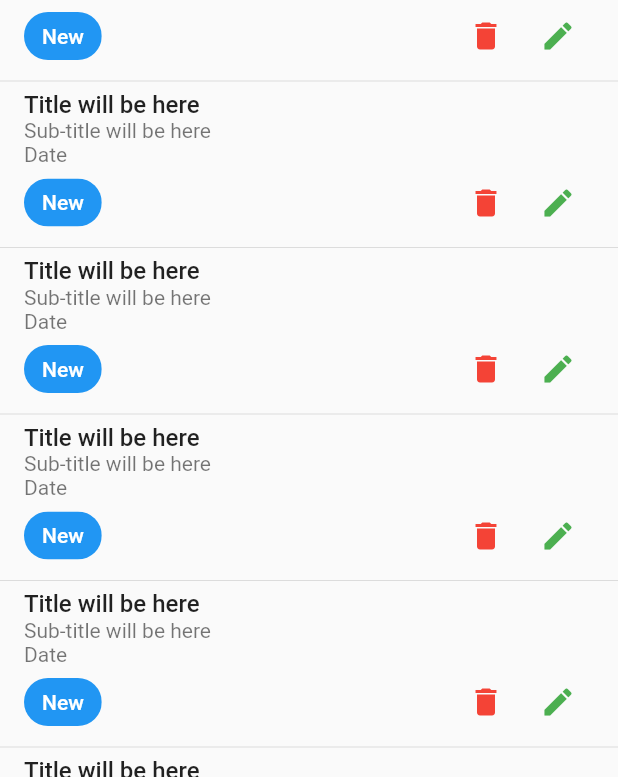
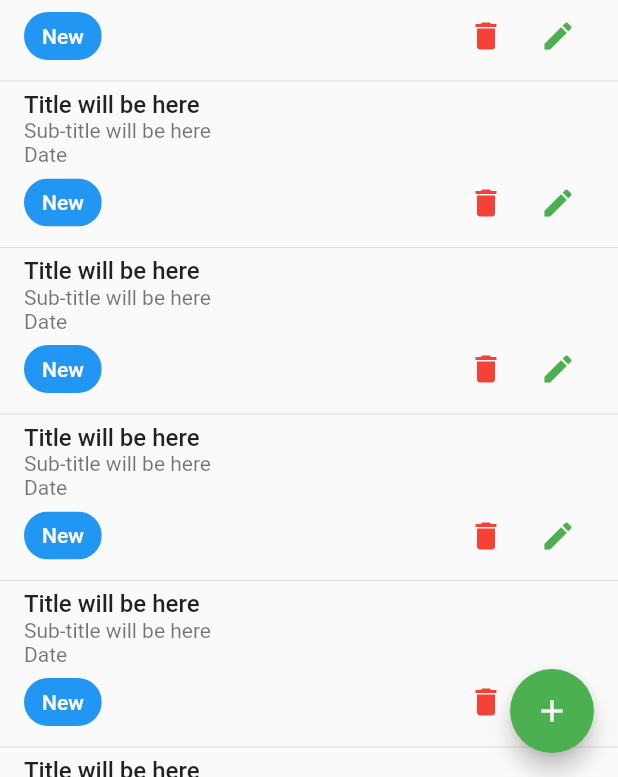
Before and after one commit to mehediFlutter/Task_Manager_With_API_V_2.0, a Flutter app: the NewTaskScreen screen opened directly, on a phone screen of 412 x 824 dp, the part 459-1236 px from its top. Run offline on Flutter 3.47's test engine with Material 2 defaults, Android fonts, the phone set to English and light mode, and no system bars; our stand-ins replace flutter_svg, pin_code_fields; network calls fail.

Commit message:
Add new Task Screen

```diff
--- a/lib/ui/screens/new_task-screen.dart
+++ b/lib/ui/screens/new_task-screen.dart
@@ -1,6 +1,7 @@
 import 'package:flutter/material.dart';
 import 'package:task_manager/ui/widgets/summary_card.dart';
 import 'package:task_manager/ui/widgets/task_list_tile.dart';
+import 'package:task_manager/ui/widgets/user_profile_banner.dart';
 
 class NewTaskScreen extends StatefulWidget {
   const NewTaskScreen({super.key});
@@ -16,16 +17,7 @@ class _NewTaskScreenState extends State<NewTaskScreen> {
       body: SafeArea(
         child: Column(
           children: [
-            const ListTile(
-              contentPadding:EdgeInsets.symmetric(vertical: 0, horizontal: 16) ,
-              tileColor: Colors.green,
-                  leading: CircleAvatar(
-                    backgroundImage: NetworkImage(
-                        "https://t4.ftcdn.net/jpg/02/14/74/61/360_F_214746128_31JkeaP6rU0NzzzdFC4khGkmqc8noe6h.jpg"),
-                  ),
-                  title: Text("User name",style: TextStyle(fontSize: 14,color: Colors.white),),
-                  subtitle: Text("User email",style: TextStyle(fontSize: 14,color: Colors.white)),
-                ),
+            const UserProfileBanner(),
             const Padding(
               padding: EdgeInsets.all(8.0),
               child: Row(
@@ -69,6 +61,7 @@ class _NewTaskScreenState extends State<NewTaskScreen> {
           ],
         ),
       ),
+    floatingActionButton: FloatingActionButton(onPressed: (){}, child: const Icon(Icons.add),),
     );
   }
 }
--- a/lib/ui/widgets/user_profile_banner.dart
+++ b/lib/ui/widgets/user_profile_banner.dart
@@ -0,0 +1,21 @@
+import 'package:flutter/material.dart';
+
+class UserProfileBanner extends StatelessWidget {
+  const UserProfileBanner({
+    super.key,
+  });
+
+  @override
+  Widget build(BuildContext context) {
+    return const ListTile(
+      contentPadding:EdgeInsets.symmetric(vertical: 0, horizontal: 16) ,
+      tileColor: Colors.green,
+          leading: CircleAvatar(
+            backgroundImage: NetworkImage(
+                "https://t4.ftcdn.net/jpg/02/14/74/61/360_F_214746128_31JkeaP6rU0NzzzdFC4khGkmqc8noe6h.jpg"),
+          ),
+          title: Text("User name",style: TextStyle(fontSize: 14,color: Colors.white),),
+          subtitle: Text("User email",style: TextStyle(fontSize: 14,color: Colors.white)),
+        );
+  }
+}
```
Also changed, not shown: lib/ui/screens/cancelled_task-screen.dart (+26 -1 lines), lib/ui/screens/completed_task-screen.dart (+26 -1 lines), lib/ui/screens/in_progress_task-screen.dart (+26 -1 lines), lib/ui/screens/add_new_task_screen.dart (added).
